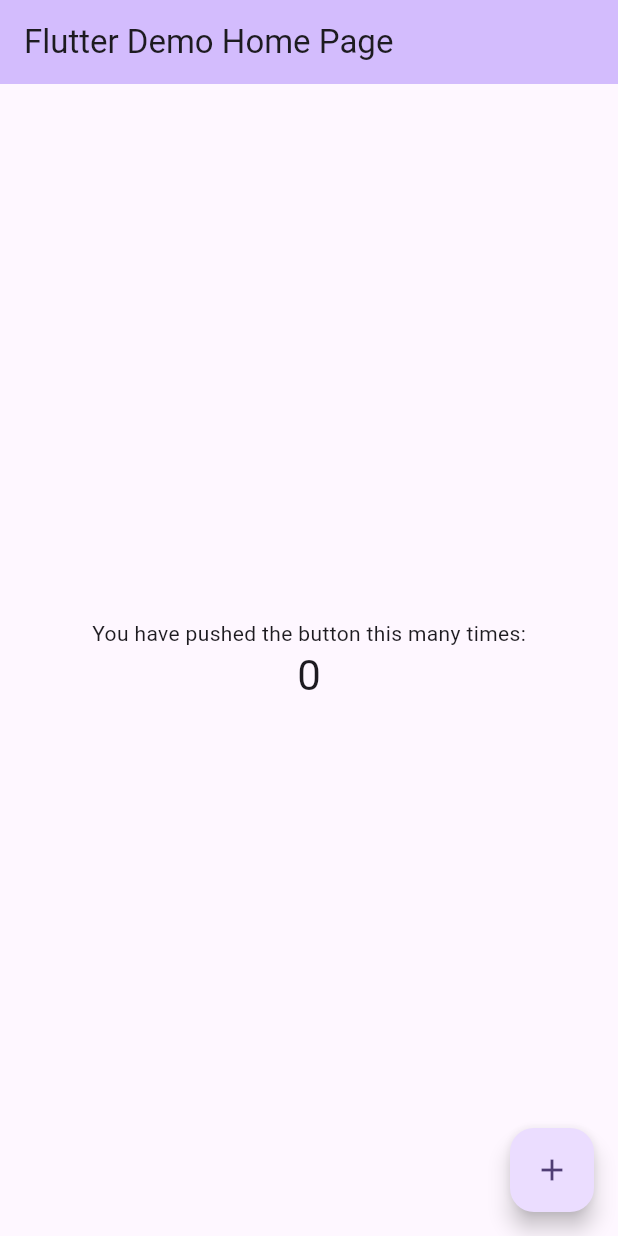
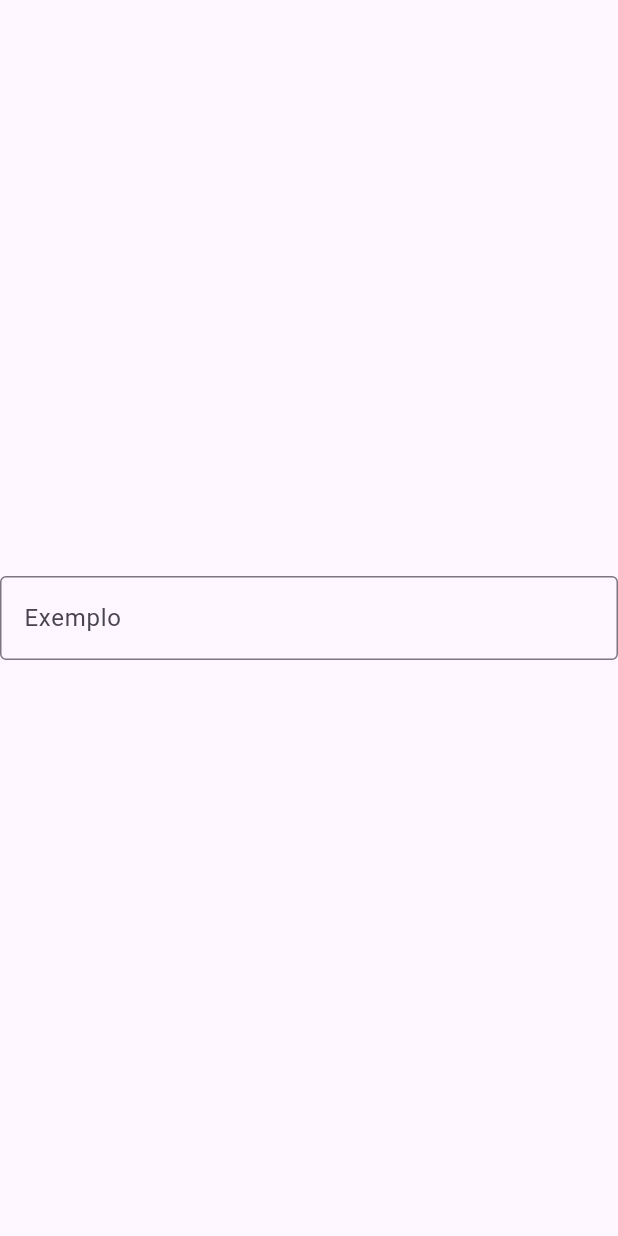
Before and after one commit to CarlosOliveiraa/my_books, a Flutter app: the screen it shows after launch, on a phone screen of 412 x 824 dp. Run offline on Flutter 3.47's test engine with Material 2 defaults, Android fonts, the phone set to English and light mode, and no system bars.

Commit message:
Iniciando a criação do design system'

```diff
--- a/design_system/lib/design_system.dart
+++ b/design_system/lib/design_system.dart
@@ -1,7 +1,4 @@
 library design_system;
 
-/// A Calculator.
-class Calculator {
-  /// Returns [value] plus 1.
-  int addOne(int value) => value + 1;
-}
+export 'src/widgets/widgets.dart';
+export 'src/themes/themes_export.dart';
--- /dev/null
+++ b/design_system/lib/src/themes/dark/dark_theme.dart
@@ -0,0 +1,10 @@
+import 'package:flutter/material.dart';
+
+final darkTheme = ThemeData(
+  colorScheme: ColorScheme.fromSeed(
+    seedColor: Colors.deepPurple,
+    brightness: Brightness.dark,
+  ),
+  useMaterial3: true,
+  extensions: const [],
+);
--- /dev/null
+++ b/design_system/lib/src/themes/light/light_theme.dart
@@ -0,0 +1,10 @@
+import 'package:flutter/material.dart';
+
+final lightTheme = ThemeData(
+  colorScheme: ColorScheme.fromSeed(
+    seedColor: Colors.deepPurple,
+    brightness: Brightness.light,
+  ),
+  useMaterial3: true,
+  extensions: const [],
+);
--- /dev/null
+++ b/design_system/lib/src/themes/themes_export.dart
@@ -0,0 +1,2 @@
+export 'dark/dark_theme.dart';
+export 'light/light_theme.dart';
--- /dev/null
+++ b/design_system/lib/src/widgets/textfield/my_books_textfield.dart
@@ -0,0 +1,20 @@
+import 'package:flutter/material.dart';
+
+class MyBooksTextField extends StatelessWidget {
+  final String hintText;
+  final TextInputType? keyboardType;
+
+  const MyBooksTextField(
+      {super.key, required this.hintText, this.keyboardType});
+
+  @override
+  Widget build(BuildContext context) {
+    return TextFormField(
+      keyboardType: keyboardType,
+      decoration: InputDecoration(
+        hintText: hintText,
+        border: const OutlineInputBorder(),
+      ),
+    );
+  }
+}
--- /dev/null
+++ b/design_system/lib/src/widgets/widgets.dart
@@ -0,0 +1 @@
+export 'textfield/my_books_textfield.dart';
--- a/flutter_my_books/lib/main.dart
+++ b/flutter_my_books/lib/main.dart
@@ -1,4 +1,6 @@
+import 'package:design_system/design_system.dart';
 import 'package:flutter/material.dart';
+import 'package:flutter_my_books/test_page.dart';
 
 void main() {
   runApp(const MyApp());
@@ -7,46 +9,19 @@ void main() {
 class MyApp extends StatelessWidget {
   const MyApp({super.key});
 
-  // This widget is the root of your application.
   @override
   Widget build(BuildContext context) {
     return MaterialApp(
       title: 'Flutter Demo',
-      theme: ThemeData(
-        // This is the theme of your application.
-        //
-        // TRY THIS: Try running your application with "flutter run". You'll see
-        // the application has a blue toolbar. Then, without quitting the app,
-        // try changing the seedColor in the colorScheme below to Colors.green
-        // and then invoke "hot reload" (save your changes or press the "hot
-        // reload" button in a Flutter-supported IDE, or press "r" if you used
-        // the command line to start the app).
-        //
-        // Notice that the counter didn't reset back to zero; the application
-        // state is not lost during the reload. To reset the state, use hot
-        // restart instead.
-        //
-        // This works for code too, not just values: Most code changes can be
-        // tested with just a hot reload.
-        colorScheme: ColorScheme.fromSeed(seedColor: Colors.deepPurple),
-        useMaterial3: true,
-      ),
-      home: const MyHomePage(title: 'Flutter Demo Home Page'),
+      theme: lightTheme,
+      darkTheme: darkTheme,
+      home: const TestPage(),
     );
   }
 }
 
 class MyHomePage extends StatefulWidget {
   const MyHomePage({super.key, required this.title});
-
-  // This widget is the home page of your application. It is stateful, meaning
-  // that it has a State object (defined below) that contains fields that affect
-  // how it looks.
-
-  // This class is the configuration for the state. It holds the values (in this
-  // case the title) provided by the parent (in this case the App widget) and
-  // used by the build method of the State. Fields in a Widget subclass are
-  // always marked "final".
 
   final String title;
 
@@ -59,50 +34,19 @@ class _MyHomePageState extends State<MyHomePage> {
 
   void _incrementCounter() {
     setState(() {
-      // This call to setState tells the Flutter framework that something has
-      // changed in this State, which causes it to rerun the build method below
-      // so that the display can reflect the updated values. If we changed
-      // _counter without calling setState(), then the build method would not be
-      // called again, and so nothing would appear to happen.
       _counter++;
     });
   }
 
   @override
   Widget build(BuildContext context) {
-    // This method is rerun every time setState is called, for instance as done
-    // by the _incrementCounter method above.
-    //
-    // The Flutter framework has been optimized to make rerunning build methods
-    // fast, so that you can just rebuild anything that needs updating rather
-    // than having to individually change instances of widgets.
     return Scaffold(
       appBar: AppBar(
-        // TRY THIS: Try changing the color here to a specific color (to
-        // Colors.amber, perhaps?) and trigger a hot reload to see the AppBar
-        // change color while the other colors stay the same.
         backgroundColor: Theme.of(context).colorScheme.inversePrimary,
-        // Here we take the value from the MyHomePage object that was created by
-        // the App.build method, and use it to set our appbar title.
         title: Text(widget.title),
       ),
       body: Center(
-        // Center is a layout widget. It takes a single child and positions it
-        // in the middle of the parent.
         child: Column(
-          // Column is also a layout widget. It takes a list of children and
-          // arranges them vertically. By default, it sizes itself to fit its
-          // children horizontally, and tries to be as tall as its parent.
-          //
-          // Column has various properties to control how it sizes itself and
-          // how it positions its children. Here we use mainAxisAlignment to
-          // center the children vertically; the main axis here is the vertical
-          // axis because Columns are vertical (the cross axis would be
-          // horizontal).
-          //
-          // TRY THIS: Invoke "debug painting" (choose the "Toggle Debug Paint"
-          // action in the IDE, or press "p" in the console), to see the
-          // wireframe for each widget.
           mainAxisAlignment: MainAxisAlignment.center,
           children: <Widget>[
             const Text(
@@ -119,7 +63,7 @@ class _MyHomePageState extends State<MyHomePage> {
         onPressed: _incrementCounter,
         tooltip: 'Increment',
         child: const Icon(Icons.add),
-      ), // This trailing comma makes auto-formatting nicer for build methods.
+      ),
     );
   }
 }
--- /dev/null
+++ b/flutter_my_books/lib/test_page.dart
@@ -0,0 +1,22 @@
+import 'package:design_system/design_system.dart';
+import 'package:flutter/material.dart';
+
+class TestPage extends StatefulWidget {
+  const TestPage({super.key});
+
+  @override
+  State<TestPage> createState() => _TestPageState();
+}
+
+class _TestPageState extends State<TestPage> {
+  @override
+  Widget build(BuildContext context) {
+    return const Scaffold(
+      body: Center(
+        child: MyBooksTextField(
+          hintText: 'Exemplo',
+        ),
+      ),
+    );
+  }
+}
```
Also changed, not shown: flutter_my_books/pubspec.yaml (+28 -67 lines), flutter_my_books/pubspec.lock.
